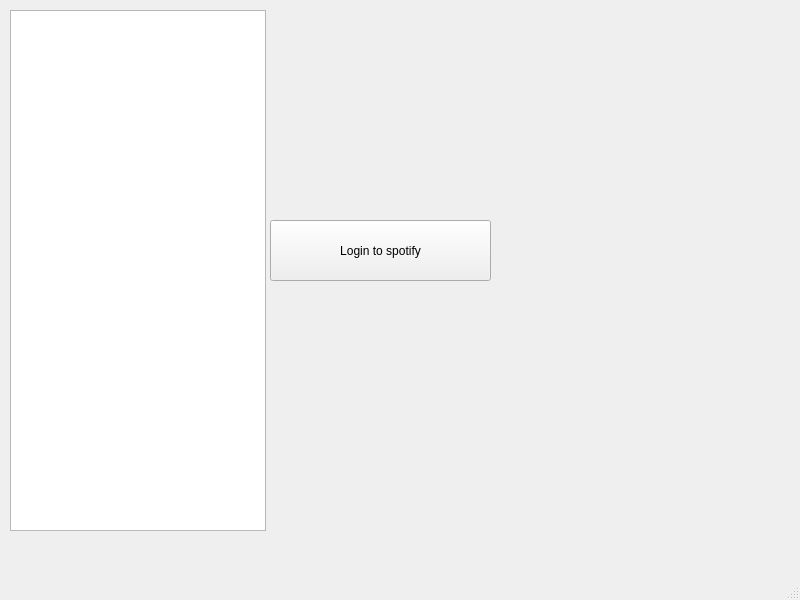
Chi-joy/SoundScape-bitbucket, file shubh/SoundScape/loginwindow.ui: the form before one commit.
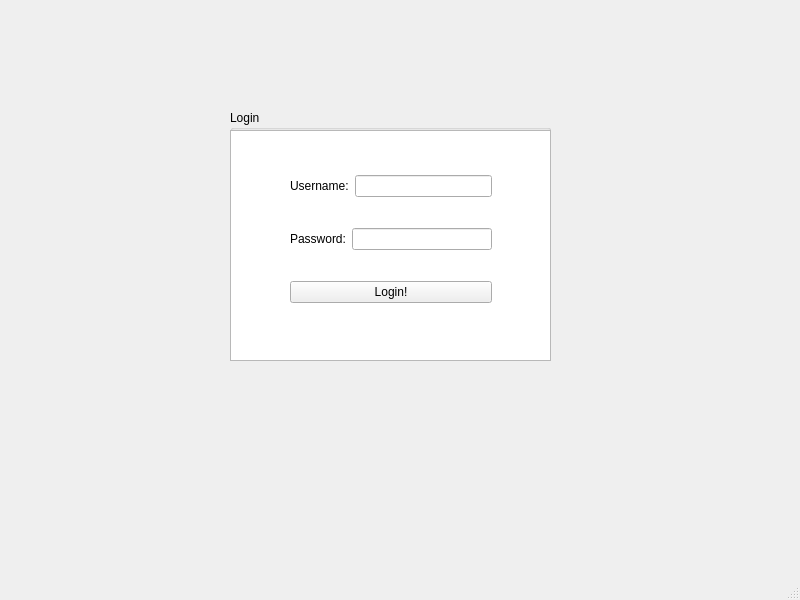
The form after the commit.

What changed in the file:
```diff
--- a/shubh/SoundScape/loginwindow.ui
+++ b/shubh/SoundScape/loginwindow.ui
@@ -18,27 +18,105 @@
     <property name="geometry">
      <rect>
       <x>270</x>
-      <y>220</y>
+      <y>210</y>
       <width>221</width>
       <height>61</height>
      </rect>
     </property>
     <property name="text">
-     <string>Login to spotify</string>
+     <string>Connect to Spotify</string>
     </property>
    </widget>
-   <widget class="QListView" name="playlistListView">
+   <widget class="QGroupBox" name="groupBox_login">
     <property name="geometry">
      <rect>
-      <x>10</x>
-      <y>10</y>
-      <width>256</width>
-      <height>521</height>
+      <x>230</x>
+      <y>110</y>
+      <width>321</width>
+      <height>251</height>
      </rect>
     </property>
-    <property name="mouseTracking">
-     <bool>true</bool>
+    <property name="title">
+     <string>Login</string>
     </property>
+    <widget class="QGraphicsView" name="graphicsView">
+     <property name="geometry">
+      <rect>
+       <x>0</x>
+       <y>20</y>
+       <width>321</width>
+       <height>231</height>
+      </rect>
+     </property>
+     <property name="autoFillBackground">
+      <bool>false</bool>
+     </property>
+     <property name="backgroundBrush">
+      <brush brushstyle="NoBrush">
+       <color alpha="255">
+        <red>148</red>
+        <green>33</green>
+        <blue>146</blue>
+       </color>
+      </brush>
+     </property>
+     <property name="foregroundBrush">
+      <brush brushstyle="NoBrush">
+       <color alpha="255">
+        <red>255</red>
+        <green>147</green>
+        <blue>0</blue>
+       </color>
+      </brush>
+     </property>
+    </widget>
+    <widget class="QWidget" name="layoutWidget">
+     <property name="geometry">
+      <rect>
+       <x>60</x>
+       <y>40</y>
+       <width>202</width>
+       <height>180</height>
+      </rect>
+     </property>
+     <layout class="QVBoxLayout" name="verticalLayout">
+      <item>
+       <layout class="QHBoxLayout" name="horizontalLayout">
+        <item>
+         <widget class="QLabel" name="label">
+          <property name="text">
+           <string>Username:</string>
+          </property>
+         </widget>
+        </item>
+        <item>
+         <widget class="QLineEdit" name="lineEdit_username"/>
+        </item>
+       </layout>
+      </item>
+      <item>
+       <layout class="QHBoxLayout" name="horizontalLayout_2">
+        <item>
+         <widget class="QLabel" name="label_2">
+          <property name="text">
+           <string>Password:</string>
+          </property>
+         </widget>
+        </item>
+        <item>
+         <widget class="QLineEdit" name="lineEdit_password"/>
+        </item>
+       </layout>
+      </item>
+      <item>
+       <widget class="QPushButton" name="pushButton_login">
+        <property name="text">
+         <string>Login!</string>
+        </property>
+       </widget>
+      </item>
+     </layout>
+    </widget>
    </widget>
   </widget>
   <widget class="QMenuBar" name="menubar">
```
Left out of the diff: 2 changed lines with no effect on the pictures.
